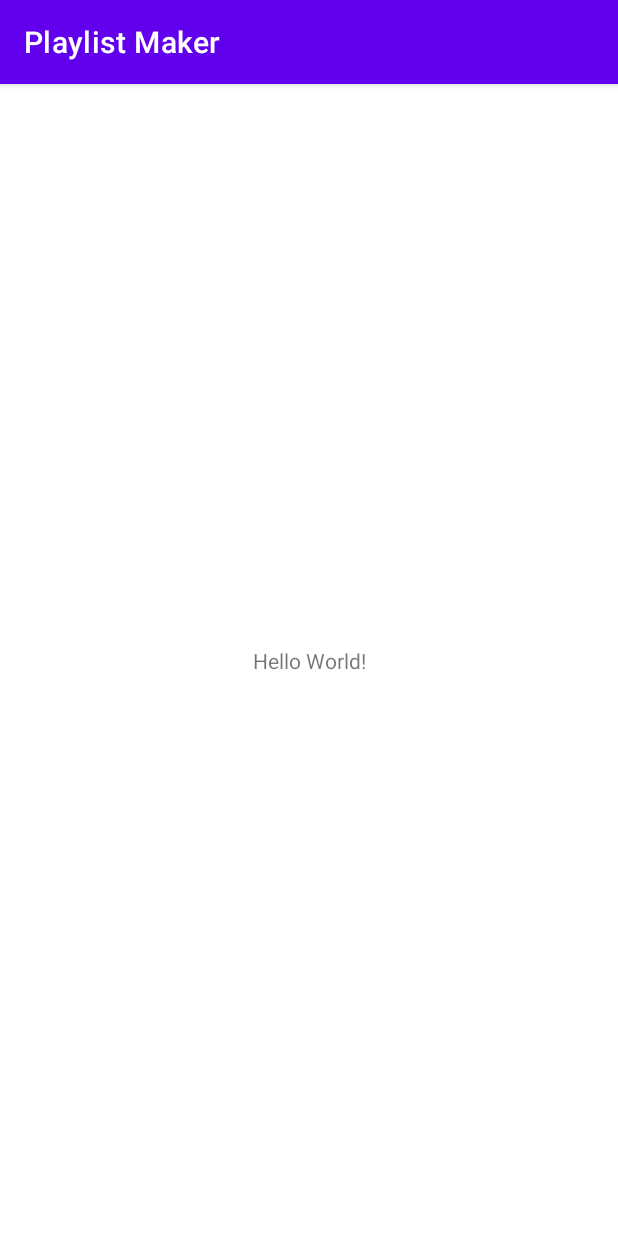
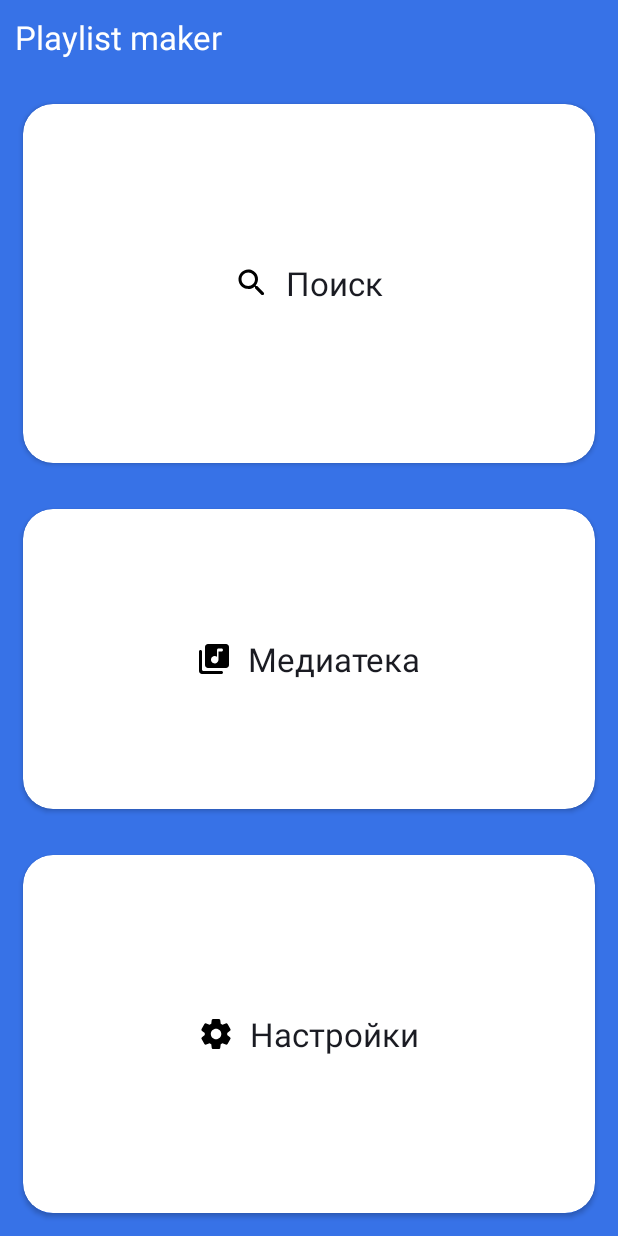
Before and after one commit to KrokodilGenadiy/Playlist_Maker, an Android app: the screen it shows after launch (MainActivity), on a phone screen of 412 x 824 dp. Run offline under Robolectric (Android 15) with nearby library versions, the phone set to English and light mode, and no system bars.

Commit message:
Homework 1-3

```diff
--- a/app/src/main/AndroidManifest.xml
+++ b/app/src/main/AndroidManifest.xml
@@ -11,10 +11,10 @@
         android:label="@string/app_name"
         android:roundIcon="@mipmap/ic_launcher_round"
         android:supportsRtl="true"
-        android:theme="@style/Theme.PlaylistMaker"
+        android:theme="@style/Theme.MaterialComponents.DayNight.NoActionBar"
         tools:targetApi="31">
         <activity
-            android:name=".MainActivity"
+            android:name=".view.MainActivity"
             android:exported="true">
             <intent-filter>
                 <action android:name="android.intent.action.MAIN" />
--- /dev/null
+++ b/app/src/main/java/com/zaus_app/playlistmaker/view/MainActivity.kt
@@ -0,0 +1,24 @@
+package com.zaus_app.playlistmaker.view
+
+import androidx.appcompat.app.AppCompatActivity
+import android.os.Bundle
+import com.zaus_app.playlistmaker.R
+
+class MainActivity : AppCompatActivity() {
+    override fun onCreate(savedInstanceState: Bundle?) {
+        super.onCreate(savedInstanceState)
+        setContentView(R.layout.activity_main)
+        supportFragmentManager
+            .beginTransaction()
+            .add(R.id.fragment_placeholder, MainFragment())
+            .commit()
+    }
+
+    fun launchSettingsFragment() {
+        supportFragmentManager
+            .beginTransaction()
+            .replace(R.id.fragment_placeholder, SettingsFragment(), "details")
+            .addToBackStack("details")
+            .commit()
+    }
+}
--- /dev/null
+++ b/app/src/main/java/com/zaus_app/playlistmaker/view/MainFragment.kt
@@ -0,0 +1,49 @@
+package com.zaus_app.playlistmaker.view
+
+import android.os.Bundle
+import android.view.LayoutInflater
+import android.view.View
+import android.view.ViewGroup
+import android.widget.Toast
+import androidx.fragment.app.Fragment
+import com.zaus_app.playlistmaker.R
+import com.zaus_app.playlistmaker.databinding.FragmentMainBinding
+
+
+class MainFragment : Fragment() {
+    private var _binding: FragmentMainBinding? = null
+    private val binding get() = _binding!!
+
+    override fun onCreateView(
+        inflater: LayoutInflater, container: ViewGroup?,
+        savedInstanceState: Bundle?
+    ): View {
+        _binding = FragmentMainBinding.inflate(inflater, container, false)
+        return binding.root
+    }
+
+    override fun onViewCreated(view: View, savedInstanceState: Bundle?) {
+        super.onViewCreated(view, savedInstanceState)
+        with(binding) {
+            searchContainer.setOnClickListener {
+                Toast.makeText(
+                    requireContext(),
+                    resources.getString(R.string.search),
+                    Toast.LENGTH_LONG
+                ).show()
+            }
+            mediaContainer.setOnClickListener(object : View.OnClickListener {
+                override fun onClick(v: View?) {
+                    Toast.makeText(
+                        requireContext(),
+                        resources.getString(R.string.media),
+                        Toast.LENGTH_LONG
+                    ).show()
+                }
+            })
+            settingsContainer.setOnClickListener {
+                (requireActivity() as MainActivity).launchSettingsFragment()
+            }
+        }
+    }
+}
--- /dev/null
+++ b/app/src/main/res/drawable/ic_round_arrow_back_24.xml
@@ -0,0 +1,5 @@
+<vector android:autoMirrored="true" android:height="24dp"
+    android:tint="#000000" android:viewportHeight="24"
+    android:viewportWidth="24" android:width="24dp" xmlns:android="http://schemas.android.com/apk/res/android">
+    <path android:fillColor="@android:color/white" android:pathData="M19,11H7.83l4.88,-4.88c0.39,-0.39 0.39,-1.03 0,-1.42 -0.39,-0.39 -1.02,-0.39 -1.41,0l-6.59,6.59c-0.39,0.39 -0.39,1.02 0,1.41l6.59,6.59c0.39,0.39 1.02,0.39 1.41,0 0.39,-0.39 0.39,-1.02 0,-1.41L7.83,13H19c0.55,0 1,-0.45 1,-1s-0.45,-1 -1,-1z"/>
+</vector>
--- /dev/null
+++ b/app/src/main/res/drawable/ic_round_arrow_forward_ios_24.xml
@@ -0,0 +1,5 @@
+<vector android:autoMirrored="true" android:height="24dp"
+    android:tint="#000000" android:viewportHeight="24"
+    android:viewportWidth="24" android:width="24dp" xmlns:android="http://schemas.android.com/apk/res/android">
+    <path android:fillColor="@android:color/white" android:pathData="M7.38,21.01c0.49,0.49 1.28,0.49 1.77,0l8.31,-8.31c0.39,-0.39 0.39,-1.02 0,-1.41L9.15,2.98c-0.49,-0.49 -1.28,-0.49 -1.77,0s-0.49,1.28 0,1.77L14.62,12l-7.25,7.25c-0.48,0.48 -0.48,1.28 0.01,1.76z"/>
+</vector>
--- /dev/null
+++ b/app/src/main/res/drawable/ic_round_library_music_24.xml
@@ -0,0 +1,5 @@
+<vector android:height="24dp" android:tint="#000000"
+    android:viewportHeight="24" android:viewportWidth="24"
+    android:width="24dp" xmlns:android="http://schemas.android.com/apk/res/android">
+    <path android:fillColor="@android:color/white" android:pathData="M20,2L8,2c-1.1,0 -2,0.9 -2,2v12c0,1.1 0.9,2 2,2h12c1.1,0 2,-0.9 2,-2L22,4c0,-1.1 -0.9,-2 -2,-2zM17,7h-2v5.37c0,1.27 -0.9,2.44 -2.16,2.6 -1.69,0.23 -3.11,-1.25 -2.8,-2.95 0.2,-1.1 1.18,-1.95 2.3,-2.02 0.63,-0.04 1.2,0.16 1.66,0.51L14,6c0,-0.55 0.45,-1 1,-1h2c0.55,0 1,0.45 1,1s-0.45,1 -1,1zM3,6c-0.55,0 -1,0.45 -1,1v13c0,1.1 0.9,2 2,2h13c0.55,0 1,-0.45 1,-1s-0.45,-1 -1,-1L5,20c-0.55,0 -1,-0.45 -1,-1L4,7c0,-0.55 -0.45,-1 -1,-1z"/>
+</vector>
--- /dev/null
+++ b/app/src/main/res/drawable/ic_round_search_24.xml
@@ -0,0 +1,5 @@
+<vector android:height="24dp" android:tint="#000000"
+    android:viewportHeight="24" android:viewportWidth="24"
+    android:width="24dp" xmlns:android="http://schemas.android.com/apk/res/android">
+    <path android:fillColor="@android:color/white" android:pathData="M15.5,14h-0.79l-0.28,-0.27c1.2,-1.4 1.82,-3.31 1.48,-5.34 -0.47,-2.78 -2.79,-5 -5.59,-5.34 -4.23,-0.52 -7.79,3.04 -7.27,7.27 0.34,2.8 2.56,5.12 5.34,5.59 2.03,0.34 3.94,-0.28 5.34,-1.48l0.27,0.28v0.79l4.25,4.25c0.41,0.41 1.08,0.41 1.49,0 0.41,-0.41 0.41,-1.08 0,-1.49L15.5,14zM9.5,14C7.01,14 5,11.99 5,9.5S7.01,5 9.5,5 14,7.01 14,9.5 11.99,14 9.5,14z"/>
+</vector>
--- /dev/null
+++ b/app/src/main/res/drawable/ic_round_settings_24.xml
@@ -0,0 +1,5 @@
+<vector android:height="24dp" android:tint="#000000"
+    android:viewportHeight="24" android:viewportWidth="24"
+    android:width="24dp" xmlns:android="http://schemas.android.com/apk/res/android">
+    <path android:fillColor="@android:color/white" android:pathData="M19.5,12c0,-0.23 -0.01,-0.45 -0.03,-0.68l1.86,-1.41c0.4,-0.3 0.51,-0.86 0.26,-1.3l-1.87,-3.23c-0.25,-0.44 -0.79,-0.62 -1.25,-0.42l-2.15,0.91c-0.37,-0.26 -0.76,-0.49 -1.17,-0.68l-0.29,-2.31C14.8,2.38 14.37,2 13.87,2h-3.73C9.63,2 9.2,2.38 9.14,2.88L8.85,5.19c-0.41,0.19 -0.8,0.42 -1.17,0.68L5.53,4.96c-0.46,-0.2 -1,-0.02 -1.25,0.42L2.41,8.62c-0.25,0.44 -0.14,0.99 0.26,1.3l1.86,1.41C4.51,11.55 4.5,11.77 4.5,12s0.01,0.45 0.03,0.68l-1.86,1.41c-0.4,0.3 -0.51,0.86 -0.26,1.3l1.87,3.23c0.25,0.44 0.79,0.62 1.25,0.42l2.15,-0.91c0.37,0.26 0.76,0.49 1.17,0.68l0.29,2.31C9.2,21.62 9.63,22 10.13,22h3.73c0.5,0 0.93,-0.38 0.99,-0.88l0.29,-2.31c0.41,-0.19 0.8,-0.42 1.17,-0.68l2.15,0.91c0.46,0.2 1,0.02 1.25,-0.42l1.87,-3.23c0.25,-0.44 0.14,-0.99 -0.26,-1.3l-1.86,-1.41C19.49,12.45 19.5,12.23 19.5,12zM12.04,15.5c-1.93,0 -3.5,-1.57 -3.5,-3.5s1.57,-3.5 3.5,-3.5s3.5,1.57 3.5,3.5S13.97,15.5 12.04,15.5z"/>
+</vector>
--- /dev/null
+++ b/app/src/main/res/drawable/ic_round_share_24.xml
@@ -0,0 +1,5 @@
+<vector android:height="30dp" android:tint="#000000"
+    android:viewportHeight="24" android:viewportWidth="24"
+    android:width="30dp" xmlns:android="http://schemas.android.com/apk/res/android">
+    <path android:fillColor="@android:color/darker_gray" android:pathData="M18,16.08c-0.76,0 -1.44,0.3 -1.96,0.77L8.91,12.7c0.05,-0.23 0.09,-0.46 0.09,-0.7s-0.04,-0.47 -0.09,-0.7l7.05,-4.11c0.54,0.5 1.25,0.81 2.04,0.81 1.66,0 3,-1.34 3,-3s-1.34,-3 -3,-3 -3,1.34 -3,3c0,0.24 0.04,0.47 0.09,0.7L8.04,9.81C7.5,9.31 6.79,9 6,9c-1.66,0 -3,1.34 -3,3s1.34,3 3,3c0.79,0 1.5,-0.31 2.04,-0.81l7.12,4.16c-0.05,0.21 -0.08,0.43 -0.08,0.65 0,1.61 1.31,2.92 2.92,2.92s2.92,-1.31 2.92,-2.92 -1.31,-2.92 -2.92,-2.92z"/>
+</vector>
--- a/app/src/main/res/layout/activity_main.xml
+++ b/app/src/main/res/layout/activity_main.xml
@@ -4,15 +4,16 @@
     xmlns:tools="http://schemas.android.com/tools"
     android:layout_width="match_parent"
     android:layout_height="match_parent"
-    tools:context=".MainActivity">
+    tools:context=".view.MainActivity">
 
-    <TextView
-        android:layout_width="wrap_content"
-        android:layout_height="wrap_content"
-        android:text="Hello World!"
-        app:layout_constraintBottom_toBottomOf="parent"
+    <androidx.fragment.app.FragmentContainerView
+        android:id="@+id/fragment_placeholder"
+        android:layout_width="match_parent"
+        android:layout_height="0dp"
         app:layout_constraintEnd_toEndOf="parent"
         app:layout_constraintStart_toStartOf="parent"
-        app:layout_constraintTop_toTopOf="parent" />
+        app:layout_constraintTop_toTopOf="parent"
+        app:layout_constraintBottom_toBottomOf="parent"/>
+
 
 </androidx.constraintlayout.widget.ConstraintLayout>
--- /dev/null
+++ b/app/src/main/res/layout/fragment_main.xml
@@ -0,0 +1,137 @@
+<?xml version="1.0" encoding="utf-8"?>
+<androidx.constraintlayout.widget.ConstraintLayout xmlns:android="http://schemas.android.com/apk/res/android"
+    xmlns:app="http://schemas.android.com/apk/res-auto"
+    xmlns:tools="http://schemas.android.com/tools"
+    android:layout_width="match_parent"
+    android:layout_height="match_parent"
+    android:background="@color/blue"
+    tools:context=".view.MainFragment">
+
+    <TextView
+        android:id="@+id/header"
+        android:layout_width="wrap_content"
+        android:layout_height="wrap_content"
+        android:layout_marginStart="10dp"
+        android:layout_marginTop="10dp"
+        android:text="Playlist maker"
+        android:textColor="@color/white"
+        android:textSize="22sp"
+        app:layout_constraintStart_toStartOf="parent"
+        app:layout_constraintTop_toTopOf="parent" />
+
+    <androidx.cardview.widget.CardView
+        android:id="@+id/search_container"
+        android:layout_width="match_parent"
+        android:layout_height="0dp"
+        android:layout_marginStart="@dimen/dimens_15_dp"
+        android:layout_marginTop="30dp"
+        android:layout_marginBottom="15dp"
+        android:layout_marginEnd="@dimen/dimens_15_dp"
+        android:background="@color/white"
+        app:cardCornerRadius="20dp"
+        app:layout_constraintBottom_toTopOf="@+id/media_container"
+        app:layout_constraintEnd_toEndOf="parent"
+        app:layout_constraintHorizontal_bias="0.5"
+        app:layout_constraintStart_toStartOf="parent"
+        app:layout_constraintTop_toBottomOf="@+id/header">
+
+        <LinearLayout
+            android:layout_width="wrap_content"
+            android:layout_height="wrap_content"
+            android:layout_gravity="center"
+            android:orientation="horizontal">
+
+            <ImageView
+                android:layout_width="wrap_content"
+                android:layout_height="wrap_content"
+                android:layout_gravity="center"
+                android:layout_margin="5dp"
+                android:src="@drawable/ic_round_search_24" />
+
+            <TextView
+                android:layout_width="wrap_content"
+                android:layout_height="wrap_content"
+                android:layout_gravity="center"
+                android:layout_margin="5dp"
+                android:text="Поиск"
+                android:textColor="@color/black"
+                android:textSize="22sp" />
+        </LinearLayout>
+    </androidx.cardview.widget.CardView>
+
+    <androidx.cardview.widget.CardView
+        android:id="@+id/media_container"
+        android:layout_width="match_parent"
+        android:layout_height="200dp"
+        android:layout_margin="15dp"
+        android:background="@color/white"
+        app:cardCornerRadius="20dp"
+        app:layout_constraintBottom_toTopOf="@+id/settings_container"
+        app:layout_constraintEnd_toEndOf="parent"
+        app:layout_constraintHorizontal_bias="0.5"
+        app:layout_constraintStart_toStartOf="parent"
+        app:layout_constraintTop_toBottomOf="@+id/search_container">
+
+        <LinearLayout
+            android:layout_width="wrap_content"
+            android:layout_height="wrap_content"
+            android:layout_gravity="center"
+            android:orientation="horizontal">
+
+            <ImageView
+                android:layout_width="wrap_content"
+                android:layout_height="wrap_content"
+                android:layout_gravity="center"
+                android:layout_margin="5dp"
+                android:src="@drawable/ic_round_library_music_24" />
+
+            <TextView
+                android:layout_width="wrap_content"
+                android:layout_height="wrap_content"
+                android:layout_gravity="center"
+                android:layout_margin="5dp"
+                android:text="Медиатека"
+                android:textColor="@color/black"
+                android:textSize="22sp" />
+        </LinearLayout>
+    </androidx.cardview.widget.CardView>
+
+    <androidx.cardview.widget.CardView
+        android:id="@+id/settings_container"
+        android:layout_width="match_parent"
+        android:layout_height="0dp"
+        android:layout_margin="15dp"
+        android:background="@color/white"
+        app:cardCornerRadius="20dp"
+        app:layout_constraintBottom_toBottomOf="parent"
+        app:layout_constraintEnd_toEndOf="parent"
+        app:layout_constraintHorizontal_bias="0.5"
+        app:layout_constraintStart_toStartOf="parent"
+        app:layout_constraintTop_toBottomOf="@+id/media_container">
+
+        <LinearLayout
+            android:layout_width="wrap_content"
+            android:layout_height="wrap_content"
+            android:layout_gravity="center"
+            android:orientation="horizontal">
+
+            <ImageView
+                android:layout_width="wrap_content"
+                android:layout_height="wrap_content"
+                android:layout_gravity="center"
+                android:layout_margin="5dp"
+                android:src="@drawable/ic_round_settings_24" />
+
+            <TextView
+                android:layout_width="wrap_content"
+                android:layout_height="wrap_content"
+                android:layout_gravity="center"
+                android:layout_margin="5dp"
+                android:text="Настройки"
+                android:textColor="@color/black"
+                android:textSize="@dimen/dimens_22_sp" />
+        </LinearLayout>
+    </androidx.cardview.widget.CardView>
+
+
+</androidx.constraintlayout.widget.ConstraintLayout>
--- a/app/src/main/res/values/colors.xml
+++ b/app/src/main/res/values/colors.xml
@@ -5,6 +5,7 @@
     <color name="purple_700">#FF3700B3</color>
     <color name="teal_200">#FF03DAC5</color>
     <color name="teal_700">#FF018786</color>
-    <color name="black">#FF000000</color>
+    <color name="black">#1A1B22</color>
+    <color name="blue">#3772E7</color>
     <color name="white">#FFFFFFFF</color>
 </resources>
--- a/app/src/main/res/values/strings.xml
+++ b/app/src/main/res/values/strings.xml
@@ -1,3 +1,6 @@
 <resources>
     <string name="app_name">Playlist Maker</string>
+    <string name="search">Поиск</string>
+    <string name="media">Медиатека</string>
+    <string name="settings">Настройки</string>
 </resources>
```
Also changed, not shown: app/build.gradle (+5 -2 lines), app/src/main/java/com/zaus_app/playlistmaker/MainActivity.kt (deleted, +0 -11 lines), app/src/main/java/com/zaus_app/playlistmaker/view/SettingsFragment.kt (added, +22 -0 lines), app/src/main/res/drawable/ic_light_mode.xml (added, +18 -0 lines), app/src/main/res/layout/fragment_settings.xml (added, +118 -0 lines), app/src/main/res/values/dimens.xml (added, +23 -0 lines).
